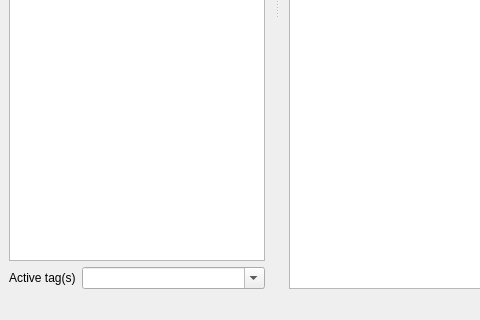
FooSoft/yomichan-anki, file ui/reader.ui: the form before one commit; both pictures show x 0 to 480 and y 330 to 650 of the 900 by 650 pixel window.
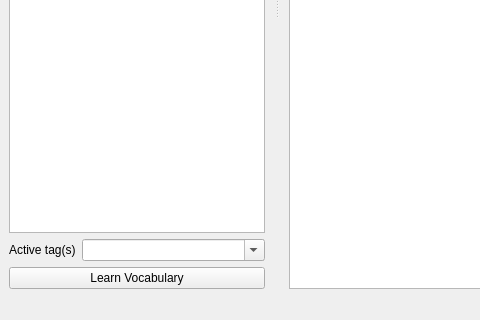
The form after the commit. Icons and pictures are not drawn.

Commit message: text files contain vocabulary lists, which can be learnt by one click

Patch:
```diff
--- a/ui/reader.ui
+++ b/ui/reader.ui
@@ -211,6 +211,13 @@
        </item>
       </layout>
      </item>
+     <item>
+      <widget class="QPushButton" name="learnVocabulary">
+       <property name="text">
+        <string>Learn Vocabulary</string>
+       </property>
+      </widget>
+     </item>
     </layout>
    </widget>
   </widget>
```
Left out of the diff: 21 changed lines with no effect on the pictures. The commit also changes 11 other files.
